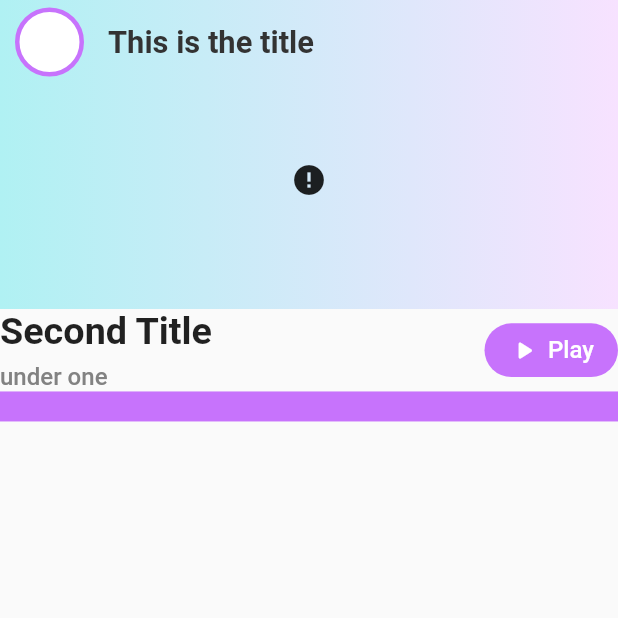
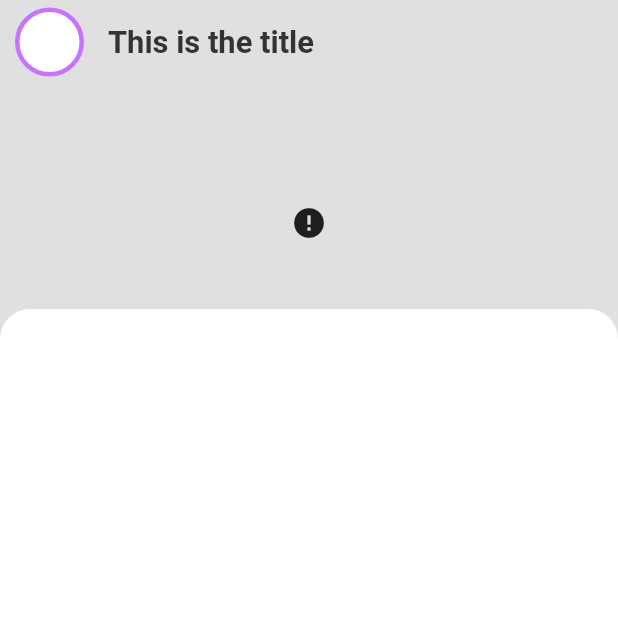
Before and after one commit to Delarram/plenty, a Flutter app: the screen it shows after launch, on a phone screen of 412 x 824 dp, the top half of it. Run offline on Flutter 3.47's test engine with Material 2 defaults, Android fonts, the phone set to English and light mode, and no system bars; drawn by our look-alikes of cached_network_image; our stand-ins replace flutter_screenutil; network calls fail; Roboto replaces fonts that are missing (philosopher, poppin).

Commit message:
refactor page

```diff
--- a/lib/pages/home_page/home_page.dart
+++ b/lib/pages/home_page/home_page.dart
@@ -26,7 +26,11 @@ class _HomepageState extends State<Homepage> {
   @override
   Widget build(BuildContext context) {
     return Scaffold(
-      body: NestedScrollView(
+      backgroundColor:cBackGroundFive,
+      body: Container(
+        decoration: BoxDecoration(
+        ),
+        child: NestedScrollView(
           headerSliverBuilder:
               (BuildContext context, bool innerBoxIsScrolled) {
             return <Widget>[
@@ -67,16 +71,14 @@ class _HomepageState extends State<Homepage> {
                   centerTitle: true,
                   background: Container(
                       decoration: const BoxDecoration(
-                        gradient: LinearGradient(colors: [
-                          Color(0xffB0F1F3),
-                          Color(0xffF7E2FF),
-                        ])),
+                      color: cBackGroundFive
+                      ),
                       child: Column(
                         mainAxisAlignment: MainAxisAlignment.end,
                         children: [
                           Flexible(
                             child: CachedNetworkImage(
-                            height: 150.w,
+                              height: 100.w,
                               fit: BoxFit.cover,
                               imageUrl:
                               //widget.yogaListVO.videoImage ?? "",
@@ -97,75 +99,13 @@ class _HomepageState extends State<Homepage> {
               ),
             ];
           },
-        body: Container(
+          body:Container(
+            height: 30,
             decoration: BoxDecoration(
-            borderRadius: BorderRadius.circular(12)
+              borderRadius: BorderRadius.only(topRight: Radius.circular(20),topLeft: Radius.circular(20)),
+              color: Colors.white
             ),
-          child: Column(
-            children: [
-              Row(
-                mainAxisAlignment: MainAxisAlignment.spaceBetween,
-                children: [
-                  Column(
-                    crossAxisAlignment: CrossAxisAlignment.start,
-                    children: [
-                      CustomTextView(
-                        text: "Second Title",
-                        fontSize: 22.sp,
-                        fontWeight: FontWeight.w700,
-                      ),
-                      SizedBox(
-                        height: 5.h,
-                      ),
-                      CustomTextView(
-                        text:
-                            "under one ",
-                        fontSize: 14.sp,
-                        fontWeight: FontWeight.w500,
-                        fontFamily: 'poppin',
-                        fontColor: cBackGroundThree,
-                      ),
-                    ],
-                  ),
-                  Container(
-                    height: 30.h,
-                    decoration: BoxDecoration(
-                        color: cSecondaryOne,
-                        borderRadius: BorderRadius.circular(30.r)),
-                    child: MaterialButton(
-                      onPressed: () {},
-                      child: Row(
-                        mainAxisAlignment: MainAxisAlignment.center,
-                        crossAxisAlignment:
-                        CrossAxisAlignment.center,
-                        children: [
-                          Icon(
-                            Icons.play_arrow_rounded,
-                            color: cBackGroundWhite,
-                            size: 18.sp,
-                          ),
-                          SizedBox(
-                            width: 5.w,
-                          ),
-                          CustomTextView(
-                            text: "Play",
-                            fontColor: const Color(0xffFFFFFF),
-                            fontSize: 14.sp,
-                          ),
-                        ],
-                      ),
-                    ),
-                  ),
-                ],
-              ),
-              // Flexible(
-              //     child: HomePageListview()
-              // )
-              Container(color: cSecondaryOne,
-              padding: EdgeInsets.symmetric(horizontal: 10,vertical: 10),
           )
-            ],
-          ),
         ),
       ),
     );
```
Lines whose indentation alone changed are shown as unchanged.
